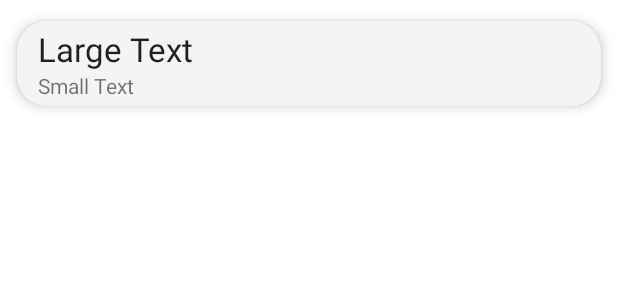
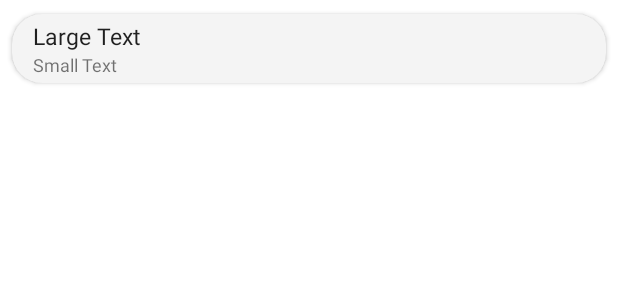
Before and after one commit to Martin-Ball/PreventApp2, an Android app: the layout card_view_detail_order_sent.xml on its own in the app's theme, with its tools: preview values and no code run, on a phone screen of 412 x 824 dp. Shown: the top 300 px of the screen. Run offline under Robolectric (Android 15) with nearby library versions, the phone set to English and light mode, and no system bars.

Commit message:
Detail fragment order work

```diff
--- a/app/src/main/java/com/martin/preventapp/ui/orders_sent/orders/OrdersSentFragment.java
+++ b/app/src/main/java/com/martin/preventapp/ui/orders_sent/orders/OrdersSentFragment.java
@@ -59,8 +59,6 @@ public class OrdersSentFragment extends Fragment {
                  if(position == 0){
                      Toast.makeText(root.getContext(), "Seleccione una empresa", Toast.LENGTH_SHORT).show();
                  }else {
-                     Toast.makeText(root.getContext(), "Empresa seleccionada: " + adapterView.getItemAtPosition(position), Toast.LENGTH_SHORT).show();
-
                      if (!spinnerFragment.isAdded()) {
                          addFragmentClient(spinnerFragment, fragmentManager);
                      }
--- a/app/src/main/res/layout/card_view_detail_order_sent.xml
+++ b/app/src/main/res/layout/card_view_detail_order_sent.xml
@@ -6,7 +6,7 @@
     android:layout_height="wrap_content"
     card_view:cardBackgroundColor="@color/linkiar_search_background"
     card_view:cardCornerRadius="20dp"
-    card_view:cardElevation="5dp"
+    card_view:cardElevation="2dp"
     card_view:cardUseCompatPadding="true">
 
     <RelativeLayout
@@ -21,7 +21,8 @@
             android:layout_alignParentTop="true"
             android:layout_marginLeft="10dp"
             android:text="Large Text"
-            android:textAppearance="?android:attr/textAppearanceLarge" />
+            android:textAppearance="?android:attr/textAppearanceLarge"
+            android:textSize="15dp" />
 
         <TextView
             android:id="@+id/Amount"
@@ -30,7 +31,8 @@
             android:layout_below="@+id/Product"
             android:layout_alignLeft="@+id/Product"
             android:text="Small Text"
-            android:textAppearance="?android:attr/textAppearanceSmall" />
+            android:textAppearance="?android:attr/textAppearanceSmall"
+            android:textSize="12dp" />
 
 
     </RelativeLayout>
```
Also changed, not shown: app/src/main/java/com/martin/preventapp/ui/new_order/NewOrderFragment.java (+0 -8 lines), app/src/main/java/com/martin/preventapp/ui/orders_sent/fragment_orders/OrdersFragment.java (+12 -7 lines), app/src/main/java/com/martin/preventapp/ui/orders_sent/orders/DialogFragment.java (+33 -7 lines), app/src/main/res/layout/card_view_order_sent.xml (+6 -6 lines), app/src/main/res/layout/fragment_dialog.xml (+11 -3 lines).
